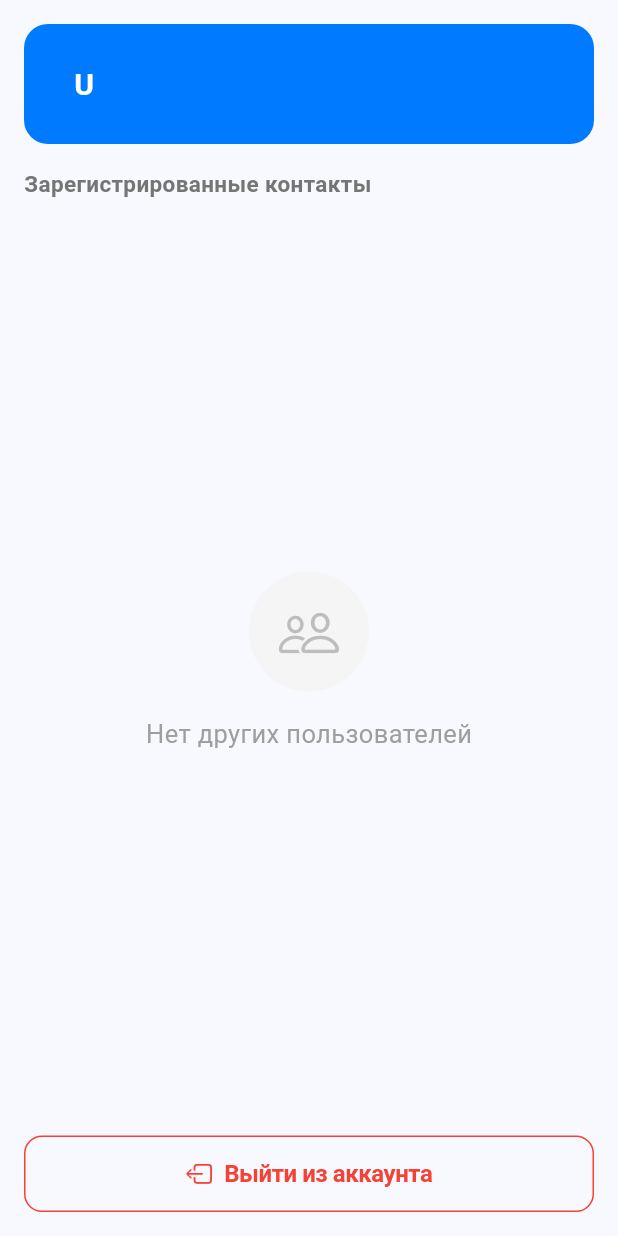
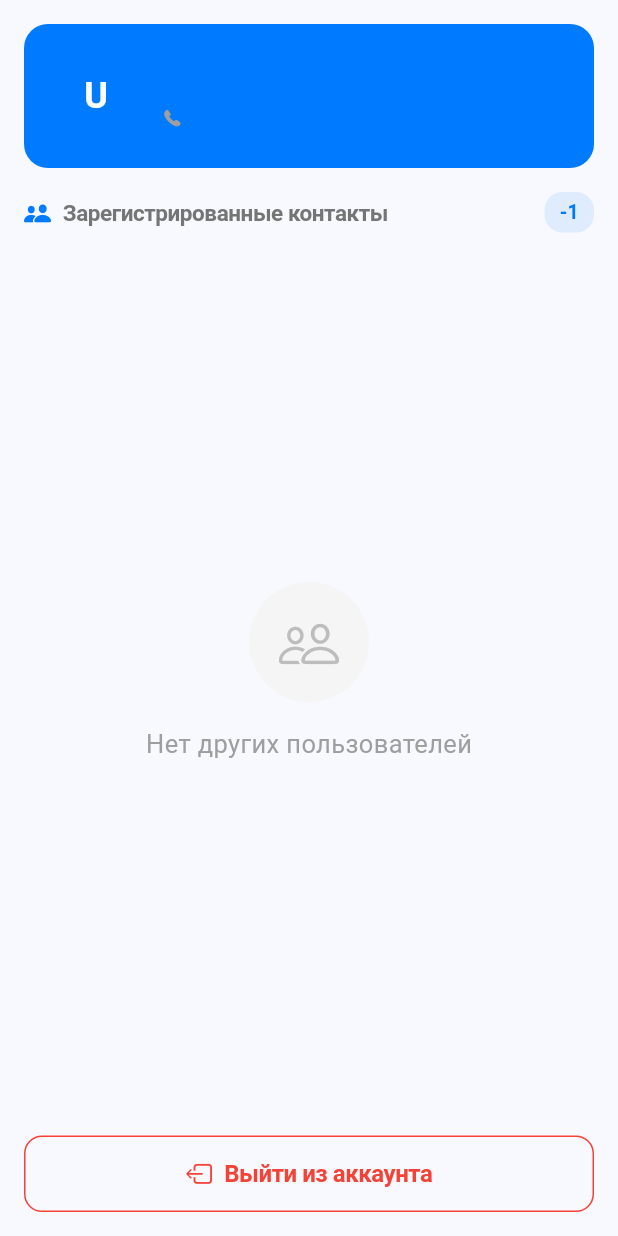
Before and after one commit to Nurtilekb/mydebt, a Flutter app: the ContactsScreen widget shown alone on an empty page, opened directly, on a phone screen of 412 x 824 dp. Run offline on Flutter 3.47's test engine with Material 3 defaults, Android fonts, the phone set to English and light mode, and no system bars; our stand-ins replace cloud_firestore, firebase_auth, firebase_core, firebase_messaging, flutter_contacts, google_sign_in and 1 more; accounts and stored records are empty; network calls fail.

Commit message:
feat: enhance ContactsScreen UI and improve user data handling in DebtService

```diff
--- a/lib/screens/contacts_screen.dart
+++ b/lib/screens/contacts_screen.dart
@@ -24,17 +24,20 @@ class ContactsScreen extends StatelessWidget {
           ),
           child: Row(
             children: [
-              CircleAvatar(
-                radius: 24,
+              Hero(
+                tag: 'user_avatar',
+                child: CircleAvatar(
+                  radius: 32,
                   backgroundColor: Theme.of(context).colorScheme.primary,
                   child: Text(
                     (currentUser?.displayName ?? 'U').isNotEmpty
                         ? (currentUser?.displayName ?? 'U')[0].toUpperCase()
                         : 'U',
                     style: const TextStyle(
-                    fontSize: 20,
-                    fontWeight: FontWeight.bold,
+                      fontSize: 24,
+                      fontWeight: FontWeight.w600,
                       color: Colors.white,
+                    ),
                   ),
                 ),
               ),
@@ -46,16 +49,31 @@ class ContactsScreen extends StatelessWidget {
                     Text(
                       currentUser?.displayName ?? 'Пользователь',
                       style: const TextStyle(
-                        fontWeight: FontWeight.bold,
-                        fontSize: 16,
+                        fontWeight: FontWeight.w700,
+                        fontSize: 18,
+                        letterSpacing: -0.5,
                       ),
                     ),
-                    Text(
+                    const SizedBox(height: 4),
+                    Row(
+                      children: [
+                        Icon(
+                          CupertinoIcons.phone_fill,
+                          size: 14,
+                          color: Colors.grey[500],
+                        ),
+                        const SizedBox(width: 4),
+                        Flexible(
+                          child: Text(
                             currentUser?.phoneNumber ?? '',
                             style: TextStyle(
                               color: Colors.grey[600],
                               fontSize: 14,
                             ),
+                            overflow: TextOverflow.ellipsis,
+                          ),
+                        ),
+                      ],
                     ),
                   ],
                 ),
@@ -69,26 +87,99 @@ class ContactsScreen extends StatelessWidget {
           padding: const EdgeInsets.symmetric(horizontal: 16),
           child: Row(
             children: [
+              Icon(
+                CupertinoIcons.person_2_fill,
+                size: 18,
+                color: Theme.of(context).colorScheme.primary,
+              ),
+              const SizedBox(width: 8),
               Text(
                 'Зарегистрированные контакты',
                 style: TextStyle(
                   fontSize: 15,
                   fontWeight: FontWeight.w600,
                   color: Colors.grey[600],
+                  letterSpacing: -0.3,
                 ),
+              ),
+              const Spacer(),
+              StreamBuilder<List<Map<String, dynamic>>>(
+                stream: debtService.getRegisteredUsers(),
+                builder: (context, snapshot) {
+                  final count = (snapshot.data ?? []).length - 1;
+                  return Container(
+                    padding: const EdgeInsets.symmetric(
+                      horizontal: 10,
+                      vertical: 4,
+                    ),
+                    decoration: BoxDecoration(
+                      color: Theme.of(
+                        context,
+                      ).colorScheme.primary.withOpacity(0.1),
+                      borderRadius: BorderRadius.circular(12),
+                    ),
+                    child: Text(
+                      '$count',
+                      style: TextStyle(
+                        fontSize: 13,
+                        fontWeight: FontWeight.w700,
+                        color: Theme.of(context).colorScheme.primary,
+                      ),
+                    ),
+                  );
+                },
               ),
             ],
           ),
         ),
-        const SizedBox(height: 8),
-
         // Contacts list
         Expanded(
           child: StreamBuilder<List<Map<String, dynamic>>>(
             stream: debtService.getRegisteredUsers(),
             builder: (context, snapshot) {
               if (snapshot.connectionState == ConnectionState.waiting) {
-                return const Center(child: CircularProgressIndicator());
+                return Center(
+                  child: Column(
+                    mainAxisAlignment: MainAxisAlignment.center,
+                    children: [
+                      SizedBox(
+                        width: 44,
+                        height: 44,
+                        child: CircularProgressIndicator(
+                          strokeWidth: 3,
+                          valueColor: AlwaysStoppedAnimation<Color>(
+                            Theme.of(context).colorScheme.primary,
+                          ),
+                        ),
+                      ),
+                      const SizedBox(height: 16),
+                      Text(
+                        'Загрузка контактов...',
+                        style: TextStyle(color: Colors.grey[500]),
+                      ),
+                    ],
+                  ),
+                );
+              }
+
+              if (snapshot.hasError) {
+                return Center(
+                  child: Column(
+                    mainAxisAlignment: MainAxisAlignment.center,
+                    children: [
+                      Icon(
+                        CupertinoIcons.exclamationmark_triangle,
+                        size: 48,
+                        color: Colors.red[300],
+                      ),
+                      const SizedBox(height: 12),
+                      Text(
+                        'Ошибка загрузки',
+                        style: TextStyle(color: Colors.red[400]),
+                      ),
+                    ],
+                  ),
+                );
               }
 
               final users = snapshot.data ?? [];
@@ -117,8 +208,7 @@ class ContactsScreen extends StatelessWidget {
                       const SizedBox(height: 16),
                       Text(
                         'Нет других пользователей',
-                        style:
-                            TextStyle(fontSize: 17, color: Colors.grey[500]),
+                        style: TextStyle(fontSize: 17, color: Colors.grey[500]),
                       ),
                     ],
                   ),
--- a/lib/services/debt_service.dart
+++ b/lib/services/debt_service.dart
@@ -18,12 +18,14 @@ class DebtService {
       return snapshot.docs.map((doc) {
         final data = doc.data() as Map<String, dynamic>;
         final phone = (data['phone'] ?? '').toString();
-        final name = (data['displayName'] ?? data['name'] ?? '').toString();
-        return {
-          'uid': doc.id,
-          'name': name.isNotEmpty ? name : phone,
-          'phone': phone,
-        };
+        String name = (data['displayName'] ?? '').toString();
+        if (name.isEmpty) {
+          name = (data['name'] ?? '').toString();
+        }
+        if (name.isEmpty) {
+          name = phone.isNotEmpty ? phone : 'Пользователь';
+        }
+        return {'uid': doc.id, 'name': name, 'phone': phone};
       }).toList();
     });
   }
@@ -33,8 +35,10 @@ class DebtService {
     if (queryDigits.isEmpty) return null;
 
     // Try exact match first
-    var snapshot =
-        await _usersRef.where('phone', isEqualTo: phone).limit(1).get();
+    var snapshot = await _usersRef
+        .where('phone', isEqualTo: phone)
+        .limit(1)
+        .get();
     if (snapshot.docs.isNotEmpty) {
       final data = snapshot.docs.first.data() as Map<String, dynamic>;
       return {'uid': snapshot.docs.first.id, ...data};
@@ -113,18 +117,20 @@ class DebtService {
 
   Stream<List<Debt>> getArchivedDebts(String userPhone) {
     final normalized = _digitsOnly(userPhone);
-    return _debtsRef
-        .where('archived', isEqualTo: true)
-        .snapshots()
-        .map((snapshot) {
+    return _debtsRef.where('archived', isEqualTo: true).snapshots().map((
+      snapshot,
+    ) {
       return snapshot.docs
           .map((doc) => Debt.fromMap(doc.data() as Map<String, dynamic>))
-          .where((debt) =>
+          .where(
+            (debt) =>
                 debt.creatorPhone == normalized ||
-              debt.participantPhone == normalized)
+                debt.participantPhone == normalized,
+          )
           .toList()
-        ..sort((a, b) =>
-            b.closedAt?.compareTo(a.closedAt ?? DateTime.now()) ?? 0);
+        ..sort(
+          (a, b) => b.closedAt?.compareTo(a.closedAt ?? DateTime.now()) ?? 0,
+        );
     });
   }
 
```
Lines whose indentation alone changed are shown as unchanged.
